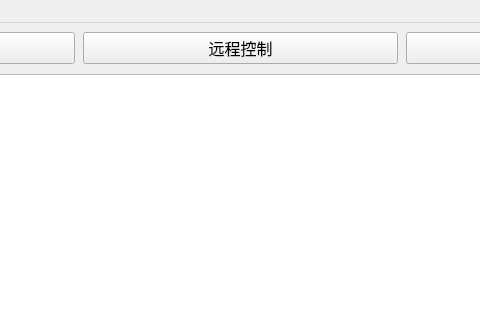
Before: the Qt Designer form Console/UI/DashboardUI.ui in yang-zhongtian/PYCM, drawn with Qt 5; both pictures show x 250 to 730 and y 0 to 320 of the 1304 by 779 pixel window.
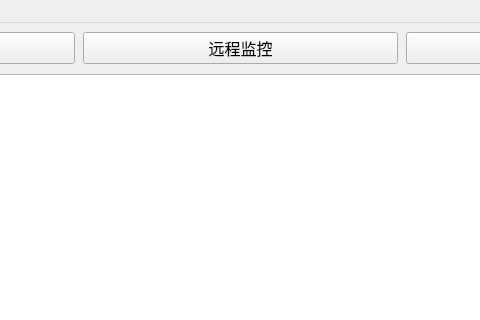
After: the same form once the commit is applied. Icons and pictures are not drawn.

```diff
--- a/Console/UI/DashboardUI.ui
+++ b/Console/UI/DashboardUI.ui
@@ -112,7 +112,7 @@
             </font>
            </property>
            <property name="text">
-            <string>远程控制</string>
+            <string>远程监控</string>
            </property>
            <property name="checkable">
             <bool>true</bool>
```
Left out of the diff: 10 changed lines with no effect on the pictures.
